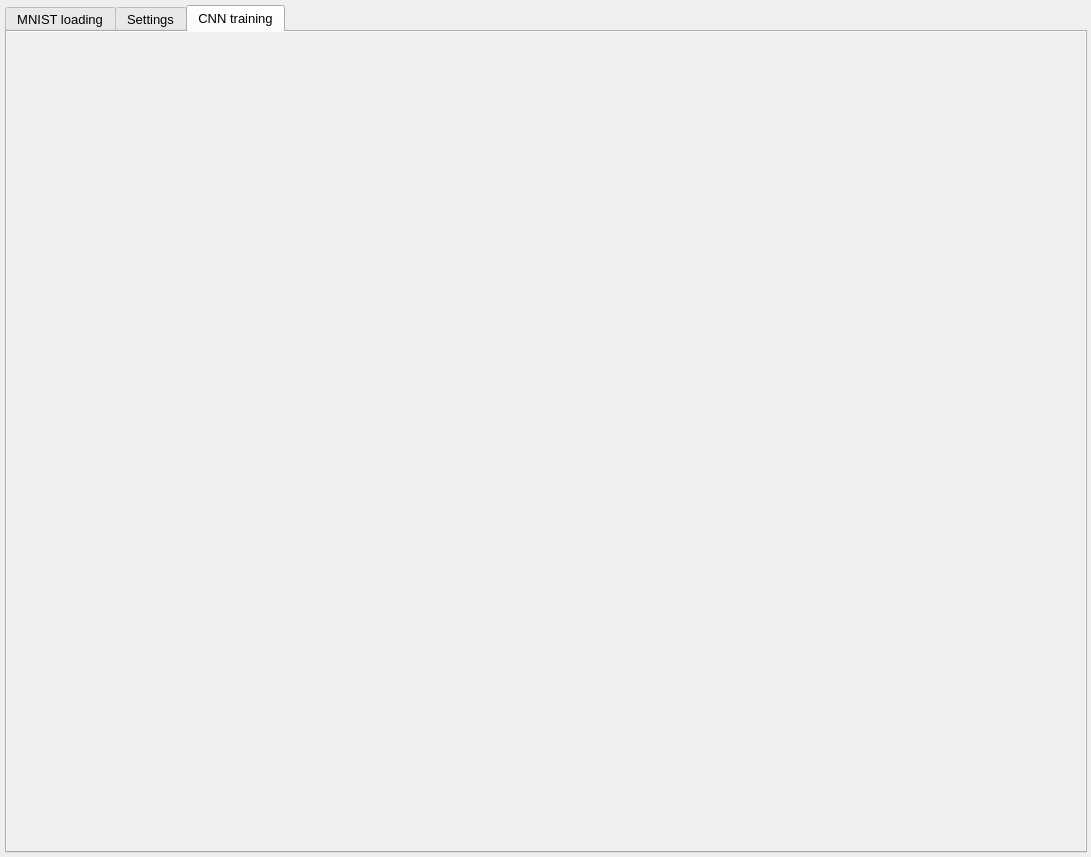
Qt form Source_Code/ui/MainWindow.ui (juvus/CNN_Train_Using_PSO) before a commit.
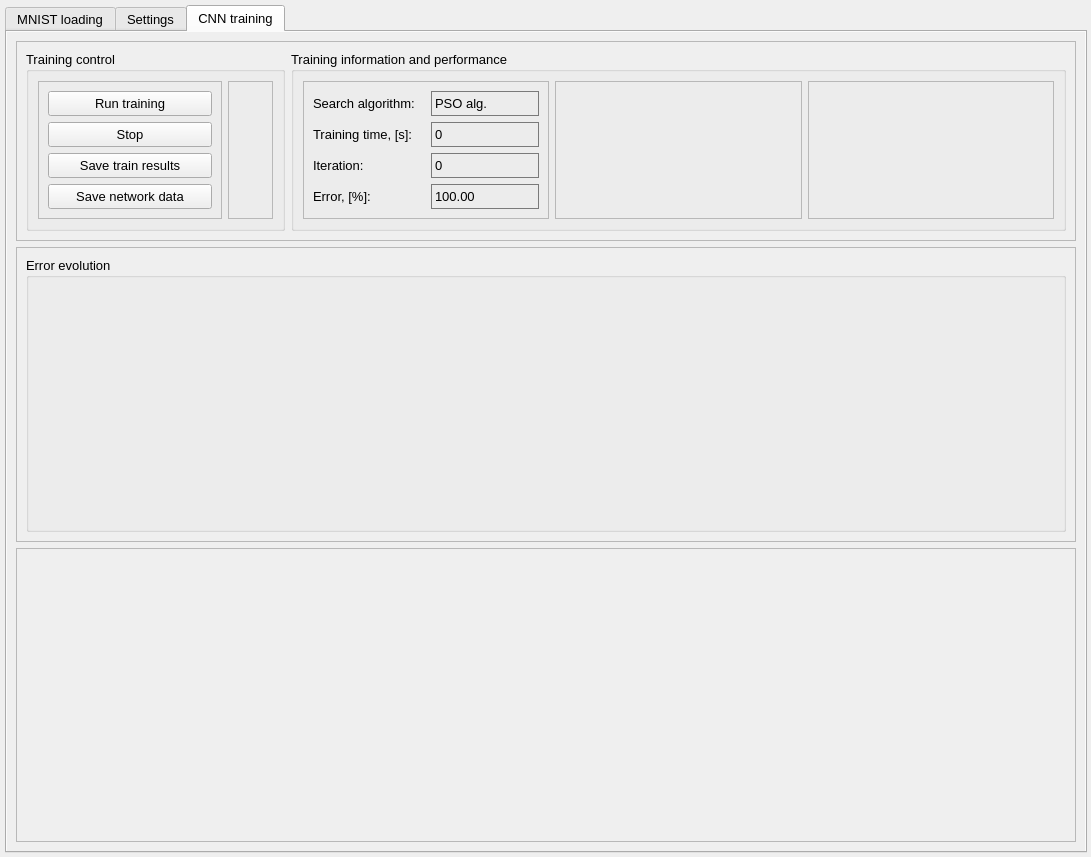
The same form after that commit. The open tabs and pages were chosen to show the change. Icons and pictures are not drawn.

Commit message: Developing of GUI (CNN training). README.md file polishing.

The edit to the form file:
```diff
--- a/Source_Code/ui/MainWindow.ui
+++ b/Source_Code/ui/MainWindow.ui
@@ -3828,6 +3828,550 @@
        <attribute name="title">
         <string>CNN training</string>
        </attribute>
+       <layout class="QVBoxLayout" name="verticalLayout_13">
+        <item>
+         <widget class="QFrame" name="frame_62">
+          <property name="sizePolicy">
+           <sizepolicy hsizetype="Preferred" vsizetype="Maximum">
+            <horstretch>0</horstretch>
+            <verstretch>0</verstretch>
+           </sizepolicy>
+          </property>
+          <property name="frameShape">
+           <enum>QFrame::StyledPanel</enum>
+          </property>
+          <property name="frameShadow">
+           <enum>QFrame::Raised</enum>
+          </property>
+          <layout class="QHBoxLayout" name="horizontalLayout_60" stretch="1,3">
+           <item>
+            <widget class="QGroupBox" name="groupBox_5">
+             <property name="sizePolicy">
+              <sizepolicy hsizetype="Preferred" vsizetype="Preferred">
+               <horstretch>0</horstretch>
+               <verstretch>0</verstretch>
+              </sizepolicy>
+             </property>
+             <property name="autoFillBackground">
+              <bool>false</bool>
+             </property>
+             <property name="title">
+              <string>Training control</string>
+             </property>
+             <property name="flat">
+              <bool>false</bool>
+             </property>
+             <property name="checkable">
+              <bool>false</bool>
+             </property>
+             <layout class="QHBoxLayout" name="horizontalLayout_58">
+              <item>
+               <widget class="QFrame" name="frame_55">
+                <property name="frameShape">
+                 <enum>QFrame::StyledPanel</enum>
+                </property>
+                <property name="frameShadow">
+                 <enum>QFrame::Raised</enum>
+                </property>
+                <layout class="QVBoxLayout" name="verticalLayout_9">
+                 <item>
+                  <widget class="QPushButton" name="pushButton_24">
+                   <property name="minimumSize">
+                    <size>
+                     <width>0</width>
+                     <height>25</height>
+                    </size>
+                   </property>
+                   <property name="maximumSize">
+                    <size>
+                     <width>16777215</width>
+                     <height>25</height>
+                    </size>
+                   </property>
+                   <property name="text">
+                    <string>Run training</string>
+                   </property>
+                  </widget>
+                 </item>
+                 <item>
+                  <widget class="QPushButton" name="pushButton_25">
+                   <property name="minimumSize">
+                    <size>
+                     <width>0</width>
+                     <height>25</height>
+                    </size>
+                   </property>
+                   <property name="maximumSize">
+                    <size>
+                     <width>16777215</width>
+                     <height>25</height>
+                    </size>
+                   </property>
+                   <property name="text">
+                    <string>Stop</string>
+                   </property>
+                  </widget>
+                 </item>
+                 <item>
+                  <widget class="QPushButton" name="pushButton_26">
+                   <property name="minimumSize">
+                    <size>
+                     <width>0</width>
+                     <height>25</height>
+                    </size>
+                   </property>
+                   <property name="maximumSize">
+                    <size>
+                     <width>16777215</width>
+                     <height>25</height>
+                    </size>
+                   </property>
+                   <property name="text">
+                    <string>Save train results</string>
+                   </property>
+                  </widget>
+                 </item>
+                 <item>
+                  <widget class="QPushButton" name="pushButton_27">
+                   <property name="minimumSize">
+                    <size>
+                     <width>0</width>
+                     <height>25</height>
+                    </size>
+                   </property>
+                   <property name="maximumSize">
+                    <size>
+                     <width>16777215</width>
+                     <height>25</height>
+                    </size>
+                   </property>
+                   <property name="text">
+                    <string>Save network data</string>
+                   </property>
+                  </widget>
+                 </item>
+                </layout>
+               </widget>
+              </item>
+              <item>
+               <widget class="QFrame" name="frame_51">
+                <property name="sizePolicy">
+                 <sizepolicy hsizetype="Maximum" vsizetype="Preferred">
+                  <horstretch>0</horstretch>
+                  <verstretch>0</verstretch>
+                 </sizepolicy>
+                </property>
+                <property name="frameShape">
+                 <enum>QFrame::StyledPanel</enum>
+                </property>
+                <property name="frameShadow">
+                 <enum>QFrame::Raised</enum>
+                </property>
+                <layout class="QVBoxLayout" name="verticalLayout_10">
+                 <item>
+                  <widget class="QLabel" name="label_49">
+                   <property name="sizePolicy">
+                    <sizepolicy hsizetype="Preferred" vsizetype="Preferred">
+                     <horstretch>0</horstretch>
+                     <verstretch>0</verstretch>
+                    </sizepolicy>
+                   </property>
+                   <property name="minimumSize">
+                    <size>
+                     <width>25</width>
+                     <height>25</height>
+                    </size>
+                   </property>
+                   <property name="maximumSize">
+                    <size>
+                     <width>25</width>
+                     <height>25</height>
+                    </size>
+                   </property>
+                   <property name="text">
+                    <string/>
+                   </property>
+                   <property name="pixmap">
+                    <pixmap resource="../resources/resources.qrc">:/res/lamp_off.png</pixmap>
+                   </property>
+                  </widget>
+                 </item>
+                 <item>
+                  <spacer name="verticalSpacer_7">
+                   <property name="orientation">
+                    <enum>Qt::Vertical</enum>
+                   </property>
+                   <property name="sizeHint" stdset="0">
+                    <size>
+                     <width>20</width>
+                     <height>40</height>
+                    </size>
+                   </property>
+                  </spacer>
+                 </item>
+                </layout>
+               </widget>
+              </item>
+             </layout>
+            </widget>
+           </item>
+           <item>
+            <widget class="QGroupBox" name="groupBox_6">
+             <property name="autoFillBackground">
+              <bool>false</bool>
+             </property>
+             <property name="title">
+              <string>Training information and performance</string>
+             </property>
+             <property name="flat">
+              <bool>false</bool>
+             </property>
+             <property name="checkable">
+              <bool>false</bool>
+             </property>
+             <layout class="QHBoxLayout" name="horizontalLayout_59">
+              <item>
+               <widget class="QFrame" name="frame_56">
+                <property name="sizePolicy">
+                 <sizepolicy hsizetype="Preferred" vsizetype="Preferred">
+                  <horstretch>0</horstretch>
+                  <verstretch>0</verstretch>
+                 </sizepolicy>
+                </property>
+                <property name="frameShape">
+                 <enum>QFrame::StyledPanel</enum>
+                </property>
+                <property name="frameShadow">
+                 <enum>QFrame::Raised</enum>
+                </property>
+                <layout class="QVBoxLayout" name="verticalLayout_14">
+                 <item>
+                  <widget class="QFrame" name="frame_66">
+                   <property name="frameShape">
+                    <enum>QFrame::NoFrame</enum>
+                   </property>
+                   <property name="frameShadow">
+                    <enum>QFrame::Raised</enum>
+                   </property>
+                   <layout class="QHBoxLayout" name="horizontalLayout_61">
+                    <property name="spacing">
+                     <number>9</number>
+                    </property>
+                    <property name="leftMargin">
+                     <number>0</number>
+                    </property>
+                    <property name="topMargin">
+                     <number>0</number>
+                    </property>
+                    <property name="rightMargin">
+                     <number>0</number>
+                    </property>
+                    <property name="bottomMargin">
+                     <number>0</number>
+                    </property>
+                    <item>
+                     <widget class="QLabel" name="label_55">
+                      <property name="text">
+                       <string>Search algorithm:</string>
+                      </property>
+                     </widget>
+                    </item>
+                    <item>
+                     <widget class="QLabel" name="label_56">
+                      <property name="minimumSize">
+                       <size>
+                        <width>0</width>
+                        <height>23</height>
+                       </size>
+                      </property>
+                      <property name="font">
+                       <font>
+                        <family>Arial</family>
+                        <pointsize>10</pointsize>
+                        <bold>false</bold>
+                       </font>
+                      </property>
+                      <property name="styleSheet">
+                       <string notr="true">border-color: rgb(122, 122, 122);
+border-width: 1px;
+color:rgb(0,0,0);
+border-style:solid;
+</string>
+                      </property>
+                      <property name="frameShape">
+                       <enum>QFrame::NoFrame</enum>
+                      </property>
+                      <property name="frameShadow">
+                       <enum>QFrame::Plain</enum>
+                      </property>
+                      <property name="text">
+                       <string>PSO alg.</string>
+                      </property>
+                     </widget>
+                    </item>
+                   </layout>
+                  </widget>
+                 </item>
+                 <item>
+                  <widget class="QFrame" name="frame_67">
+                   <property name="frameShape">
+                    <enum>QFrame::NoFrame</enum>
+                   </property>
+                   <property name="frameShadow">
+                    <enum>QFrame::Raised</enum>
+                   </property>
+                   <layout class="QHBoxLayout" name="horizontalLayout_65">
+                    <property name="spacing">
+                     <number>9</number>
+                    </property>
+                    <property name="leftMargin">
+                     <number>0</number>
+                    </property>
+                    <property name="topMargin">
+                     <number>0</number>
+                    </property>
+                    <property name="rightMargin">
+                     <number>0</number>
+                    </property>
+                    <property name="bottomMargin">
+                     <number>0</number>
+                    </property>
+                    <item>
+                     <widget class="QLabel" name="label_57">
+                      <property name="text">
+                       <string>Training time, [s]:</string>
+                      </property>
+                     </widget>
+                    </item>
+                    <item>
+                     <widget class="QLabel" name="label_63">
+                      <property name="minimumSize">
+                       <size>
+                        <width>0</width>
+                        <height>23</height>
+                       </size>
+                      </property>
+                      <property name="font">
+                       <font>
+                        <family>Arial</family>
+                        <pointsize>10</pointsize>
+                        <bold>false</bold>
+                       </font>
+                      </property>
+                      <property name="styleSheet">
+                       <string notr="true">border-color: rgb(122, 122, 122);
+border-width: 1px;
+color:rgb(0,0,0);
+border-style:solid;
+</string>
+                      </property>
+                      <property name="frameShape">
+                       <enum>QFrame::NoFrame</enum>
+                      </property>
+                      <property name="frameShadow">
+                       <enum>QFrame::Plain</enum>
+                      </property>
+                      <property name="text">
+                       <string>0</string>
+                      </property>
+                     </widget>
+                    </item>
+                   </layout>
+                  </widget>
+                 </item>
+                 <item>
+                  <widget class="QFrame" name="frame_68">
+                   <property name="frameShape">
+                    <enum>QFrame::NoFrame</enum>
+                   </property>
+                   <property name="frameShadow">
+                    <enum>QFrame::Raised</enum>
+                   </property>
+                   <layout class="QHBoxLayout" name="horizontalLayout_66">
+                    <property name="spacing">
+                     <number>9</number>
+                    </property>
+                    <property name="leftMargin">
+                     <number>0</number>
+                    </property>
+                    <property name="topMargin">
+                     <number>0</number>
+                    </property>
+                    <property name="rightMargin">
+                     <number>0</number>
+                    </property>
+                    <property name="bottomMargin">
+                     <number>0</number>
+                    </property>
+                    <item>
+                     <widget class="QLabel" name="label_64">
+                      <property name="text">
+                       <string>Iteration:</string>
+                      </property>
+                     </widget>
+                    </item>
+                    <item>
+                     <widget class="QLabel" name="label_65">
+                      <property name="minimumSize">
+                       <size>
+                        <width>0</width>
+                        <height>23</height>
+                       </size>
+                      </property>
+                      <property name="font">
+                       <font>
+                        <family>Arial</family>
+                        <pointsize>10</pointsize>
+                        <bold>false</bold>
+                       </font>
+                      </property>
+                      <property name="styleSheet">
+                       <string notr="true">border-color: rgb(122, 122, 122);
+border-width: 1px;
+color:rgb(0,0,0);
+border-style:solid;
+</string>
+                      </property>
+                      <property name="frameShape">
+                       <enum>QFrame::NoFrame</enum>
+                      </property>
+                      <property name="frameShadow">
+                       <enum>QFrame::Plain</enum>
+                      </property>
+                      <property name="text">
+                       <string>0</string>
+                      </property>
+                     </widget>
+                    </item>
+                   </layout>
+                  </widget>
+                 </item>
+                 <item>
+                  <widget class="QFrame" name="frame_69">
+                   <property name="frameShape">
+                    <enum>QFrame::NoFrame</enum>
+                   </property>
+                   <property name="frameShadow">
+                    <enum>QFrame::Raised</enum>
+                   </property>
+                   <layout class="QHBoxLayout" name="horizontalLayout_67">
+                    <property name="spacing">
+                     <number>9</number>
+                    </property>
+                    <property name="leftMargin">
+                     <number>0</number>
+                    </property>
+                    <property name="topMargin">
+                     <number>0</number>
+                    </property>
+                    <property name="rightMargin">
+                     <number>0</number>
+                    </property>
+                    <property name="bottomMargin">
+                     <number>0</number>
+                    </property>
+                    <item>
+                     <widget class="QLabel" name="label_66">
+                      <property name="text">
+                       <string>Error, [%]:</string>
+                      </property>
+                     </widget>
+                    </item>
+                    <item>
+                     <widget class="QLabel" name="label_67">
+                      <property name="minimumSize">
+                       <size>
+                        <width>0</width>
+                        <height>23</height>
+                       </size>
+                      </property>
+                      <property name="font">
+                       <font>
+                        <family>Arial</family>
+                        <pointsize>10</pointsize>
+                        <bold>false</bold>
+                       </font>
+                      </property>
+                      <property name="styleSheet">
+                       <string notr="true">border-color: rgb(122, 122, 122);
+border-width: 1px;
+color:rgb(0,0,0);
+border-style:solid;
+</string>
+                      </property>
+                      <property name="frameShape">
+                       <enum>QFrame::NoFrame</enum>
+                      </property>
+                      <property name="frameShadow">
+                       <enum>QFrame::Plain</enum>
+                      </property>
+                      <property name="text">
+                       <string>100.00</string>
+                      </property>
+                     </widget>
+                    </item>
+                   </layout>
+                  </widget>
+                 </item>
+                </layout>
+               </widget>
+              </item>
+              <item>
+               <widget class="QFrame" name="frame_57">
+                <property name="frameShape">
+                 <enum>QFrame::StyledPanel</enum>
+                </property>
+                <property name="frameShadow">
+                 <enum>QFrame::Raised</enum>
+                </property>
+               </widget>
+              </item>
+              <item>
+               <widget class="QFrame" name="frame_65">
+                <property name="frameShape">
+                 <enum>QFrame::StyledPanel</enum>
+                </property>
+                <property name="frameShadow">
+                 <enum>QFrame::Raised</enum>
+                </property>
+               </widget>
+              </item>
+             </layout>
+            </widget>
+           </item>
+          </layout>
+         </widget>
+        </item>
+        <item>
+         <widget class="QFrame" name="frame_63">
+          <property name="frameShape">
+           <enum>QFrame::StyledPanel</enum>
+          </property>
+          <property name="frameShadow">
+           <enum>QFrame::Raised</enum>
+          </property>
+          <layout class="QVBoxLayout" name="verticalLayout_15">
+           <item>
+            <widget class="QGroupBox" name="groupBox_7">
+             <property name="title">
+              <string>Error evolution</string>
+             </property>
+            </widget>
+           </item>
+          </layout>
+         </widget>
+        </item>
+        <item>
+         <widget class="QFrame" name="frame_64">
+          <property name="frameShape">
+           <enum>QFrame::StyledPanel</enum>
+          </property>
+          <property name="frameShadow">
+           <enum>QFrame::Raised</enum>
+          </property>
+         </widget>
+        </item>
+       </layout>
       </widget>
      </widget>
     </item>
```
Left out of the diff: 314 changed lines with no effect on the pictures. Lines whose indentation alone changed are shown as unchanged. The commit also changes 2 other files.
